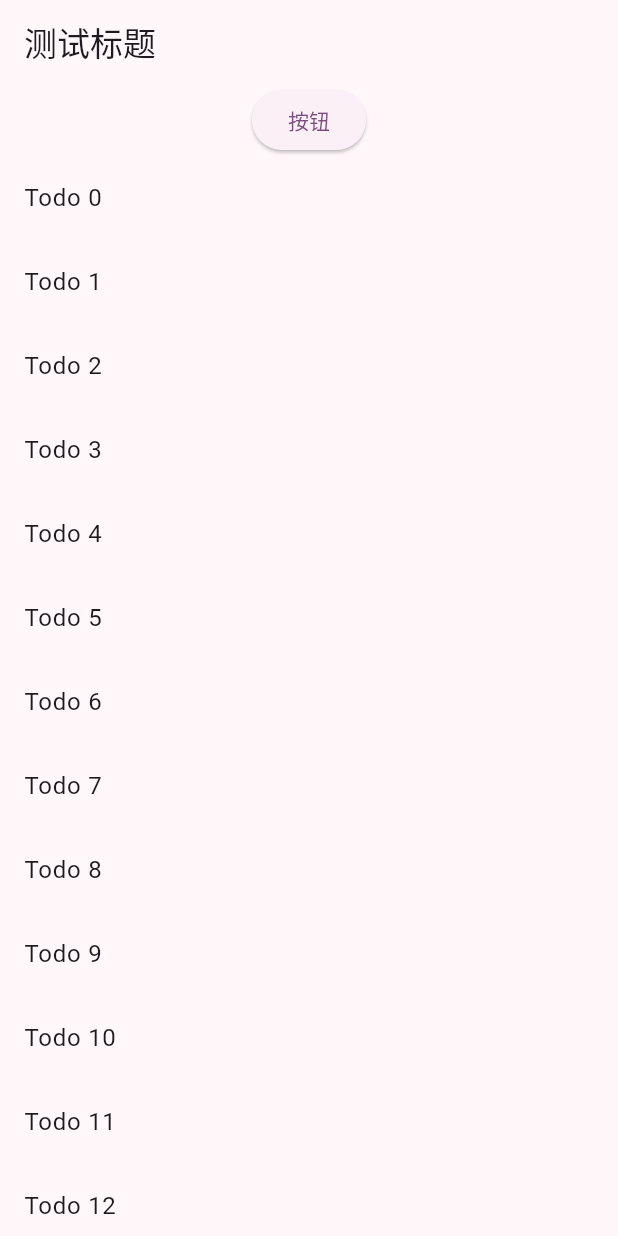
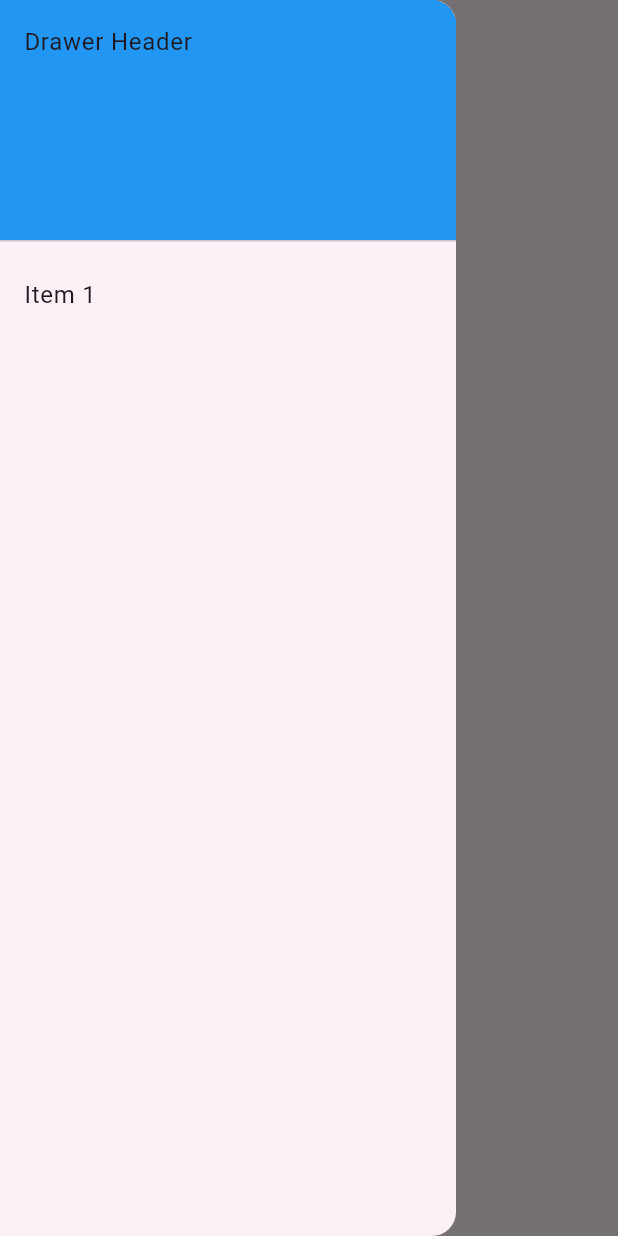
Before and after one commit to yrjwcharm/FlutterLearn, a Flutter app: the screen it shows after launch, with the side drawer open (before the commit the screen has no drawer), on a phone screen of 412 x 824 dp. Run offline on Flutter 3.47's test engine with Material 3 defaults, Android fonts, the phone set to English and light mode, and no system bars; our stand-ins replace google_fonts.

Commit message:
feat: 抽屉Drawer 打开方式学习

```diff
--- a/lib/main/home.dart
+++ b/lib/main/home.dart
@@ -4,50 +4,18 @@ import 'package:myflutterproject/main/second.dart';
 import 'package:myflutterproject/modal/Todo.dart';
 
 class MyHomePage extends StatefulWidget {
-  final todos = List.generate(
-    20,
-    (i) =>
-        Todo('Todo $i', 'A description of what needs to be done for Todo $i'),
-  );
-
-  MyHomePage({super.key});
+  const MyHomePage({super.key});
 
   @override
-  State<MyHomePage> createState() => _MyHomePageState(todos: todos);
+  State<MyHomePage> createState() => _MyHomePageState();
 }
 
 class _MyHomePageState extends State<MyHomePage> {
-  // Requiring the list of todos.
+  final GlobalKey<ScaffoldState> _scaffoldKey = GlobalKey<ScaffoldState>();
 
-  final List<Todo> todos;
-
-  _MyHomePageState({required this.todos});
   @override
   void initState() {
     super.initState();
-  }
-
-  Future<String> loadAsset() async {
-    return await rootBundle.loadString('assets/config.json');
-  }
-
-  Future<void> _navigateAndDisplaySelection(BuildContext context) async {
-    // Navigator.push returns a Future that completes after calling
-    // Navigator.pop on the Selection Screen.
-    final result = await Navigator.push(
-      context,
-      // Create the SelectionScreen in the next step.
-      MaterialPageRoute(builder: (context) => const DetailScreen()),
-    );
-    // When a BuildContext is used from a StatefulWidget, the mounted property
-    // must be checked after an asynchronous gap.
-    if (!context.mounted) return;
-
-    // After the Selection Screen returns a result, hide any previous snackbars
-    // and show the new result.
-    ScaffoldMessenger.of(context)
-      ..removeCurrentSnackBar()
-      ..showSnackBar(SnackBar(content: Text('$result')));
   }
 
   @override
@@ -58,35 +26,49 @@ class _MyHomePageState extends State<MyHomePage> {
   @override
   Widget build(BuildContext context) {
     return Scaffold(
-      appBar: AppBar(title: const Text('测试标题')),
-      body: Column(
-        children: [
-          ElevatedButton(
-            onPressed: () {
-              _navigateAndDisplaySelection(context);
-            },
-            child: Text('按钮'),
-          ),
-          Expanded(
-            child: ListView.builder(
-              itemCount: todos.length,
-              itemBuilder: (context, index) {
-                return ListTile(
-                  title: Text(todos[index].title),
-                  onTap: () {
-                    Navigator.push(
-                      context,
-                      MaterialPageRoute(
-                        // builder: (context) => DetailScreen(todo: todos[index]),
-                        builder: (context) => DetailScreen(),
-                        settings: RouteSettings(arguments: todos[index]),
-                      ),
-                    );
-                  },
-                );
+      key: _scaffoldKey,
+      appBar: AppBar(
+        title: const Text('测试标题'),
+        // leading: Builder(
+        //   builder: (BuildContext context) {
+        //     return IconButton(
+        //       icon: const Icon(Icons.menu),
+        //       onPressed: () {
+        //         // Handle back button press
+        //         Scaffold.of(context).openDrawer();
+        //         // 通过 key 访问 Scaffold
+        //       },
+        //     );
+        //   },
+        // ),
+        leading: IconButton(
+          onPressed: () {
+            _scaffoldKey.currentState!.openDrawer();
+          },
+          icon: Icon(Icons.menu),
+        ),
+      ),
+      drawer: Drawer(
+        child: ListView(
+          children: [
+            const DrawerHeader(
+              decoration: BoxDecoration(color: Colors.blue),
+              child: Text('Drawer Header'),
+            ),
+            ListTile(
+              title: const Text('Item 1'),
+              onTap: () {
+                // Update the state of the app
+                // ...
+                // Then close the drawer
+                Navigator.pop(context);
               },
             ),
-          ),
+          ],
+        ),
+      ),
+      body: Column(children: [
+
         ],
       ),
     );
```
Also changed, not shown: image-1.png (deleted), image-10.png (deleted), image-2.png (deleted), image-3.png (deleted), image-4.png (deleted), image-5.png (deleted), image-6.png (deleted), image-7.png (deleted), image-8.png (deleted), image-9.png (deleted), image.png (deleted), 1 other file.
